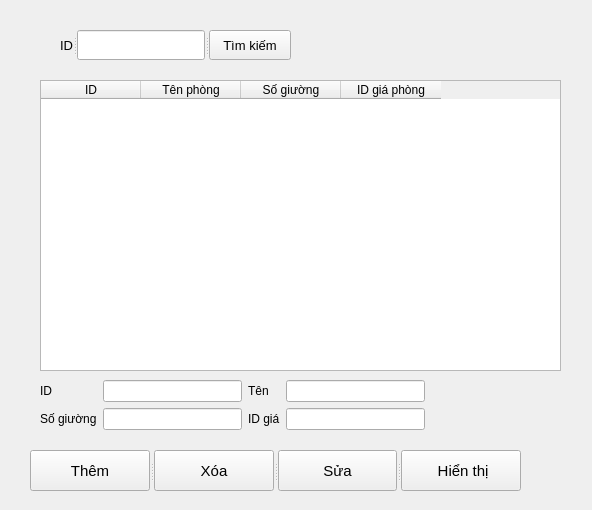
Before: the Qt Designer form view/phong_va_giaphong/ql_phong.ui in loimaxto/DoAnPython, drawn with Qt 5.
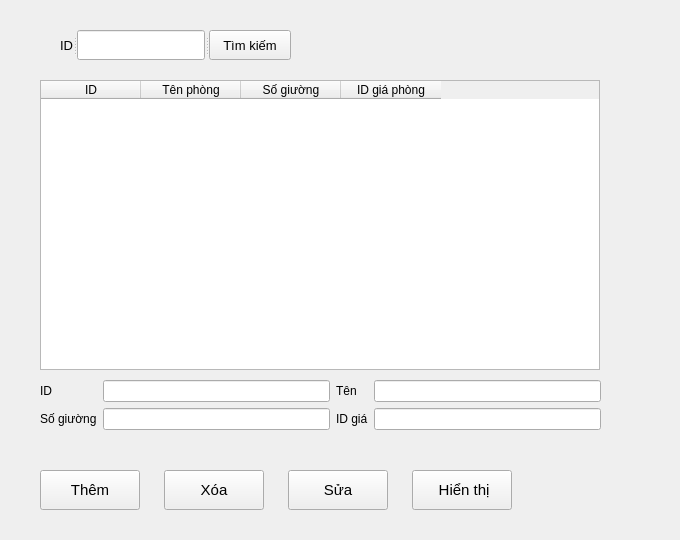
After: the same form once the commit is applied.

Diff of the .ui file:
```diff
--- a/view/phong_va_giaphong/ql_phong.ui
+++ b/view/phong_va_giaphong/ql_phong.ui
@@ -6,8 +6,8 @@
    <rect>
     <x>0</x>
     <y>0</y>
-    <width>592</width>
-    <height>510</height>
+    <width>680</width>
+    <height>540</height>
    </rect>
   </property>
   <property name="windowTitle">
@@ -18,8 +18,8 @@
     <rect>
      <x>40</x>
      <y>80</y>
-     <width>521</width>
-     <height>291</height>
+     <width>560</width>
+     <height>290</height>
     </rect>
    </property>
    <property name="columnCount">
@@ -46,59 +46,6 @@
     </property>
    </column>
   </widget>
-  <widget class="QSplitter" name="splitter">
-   <property name="geometry">
-    <rect>
-     <x>30</x>
-     <y>450</y>
-     <width>491</width>
-     <height>41</height>
-    </rect>
-   </property>
-   <property name="orientation">
-    <enum>Qt::Horizontal</enum>
-   </property>
-   <widget class="QPushButton" name="ins_btn">
-    <property name="font">
-     <font>
-      <pointsize>11</pointsize>
-     </font>
-    </property>
-    <property name="text">
-     <string>Thêm</string>
-    </property>
-   </widget>
-   <widget class="QPushButton" name="del_btn">
-    <property name="font">
-     <font>
-      <pointsize>11</pointsize>
-     </font>
-    </property>
-    <property name="text">
-     <string>Xóa</string>
-    </property>
-   </widget>
-   <widget class="QPushButton" name="edi_btn">
-    <property name="font">
-     <font>
-      <pointsize>11</pointsize>
-     </font>
-    </property>
-    <property name="text">
-     <string>Sửa</string>
-    </property>
-   </widget>
-   <widget class="QPushButton" name="sho_btn">
-    <property name="font">
-     <font>
-      <pointsize>11</pointsize>
-     </font>
-    </property>
-    <property name="text">
-     <string> Hiển thị</string>
-    </property>
-   </widget>
-  </widget>
   <widget class="QSplitter" name="splitter_2">
    <property name="geometry">
     <rect>
@@ -144,7 +91,7 @@
     <rect>
      <x>40</x>
      <y>380</y>
-     <width>385</width>
+     <width>561</width>
      <height>52</height>
     </rect>
    </property>
@@ -197,6 +144,78 @@
     </item>
    </layout>
   </widget>
+  <widget class="QPushButton" name="del_btn">
+   <property name="geometry">
+    <rect>
+     <x>164</x>
+     <y>470</y>
+     <width>100</width>
+     <height>40</height>
+    </rect>
+   </property>
+   <property name="font">
+    <font>
+     <pointsize>11</pointsize>
+    </font>
+   </property>
+   <property name="text">
+    <string>Xóa</string>
+   </property>
+  </widget>
+  <widget class="QPushButton" name="sho_btn">
+   <property name="geometry">
+    <rect>
+     <x>412</x>
+     <y>470</y>
+     <width>100</width>
+     <height>40</height>
+    </rect>
+   </property>
+   <property name="font">
+    <font>
+     <pointsize>11</pointsize>
+    </font>
+   </property>
+   <property name="text">
+    <string> Hiển thị</string>
+   </property>
+  </widget>
+  <widget class="QPushButton" name="edi_btn">
+   <property name="geometry">
+    <rect>
+     <x>288</x>
+     <y>470</y>
+     <width>100</width>
+     <height>40</height>
+    </rect>
+   </property>
+   <property name="font">
+    <font>
+     <pointsize>11</pointsize>
+    </font>
+   </property>
+   <property name="text">
+    <string>Sửa</string>
+   </property>
+  </widget>
+  <widget class="QPushButton" name="ins_btn">
+   <property name="geometry">
+    <rect>
+     <x>40</x>
+     <y>470</y>
+     <width>100</width>
+     <height>40</height>
+    </rect>
+   </property>
+   <property name="font">
+    <font>
+     <pointsize>11</pointsize>
+    </font>
+   </property>
+   <property name="text">
+    <string>Thêm</string>
+   </property>
+  </widget>
  </widget>
  <resources/>
  <connections/>
```
